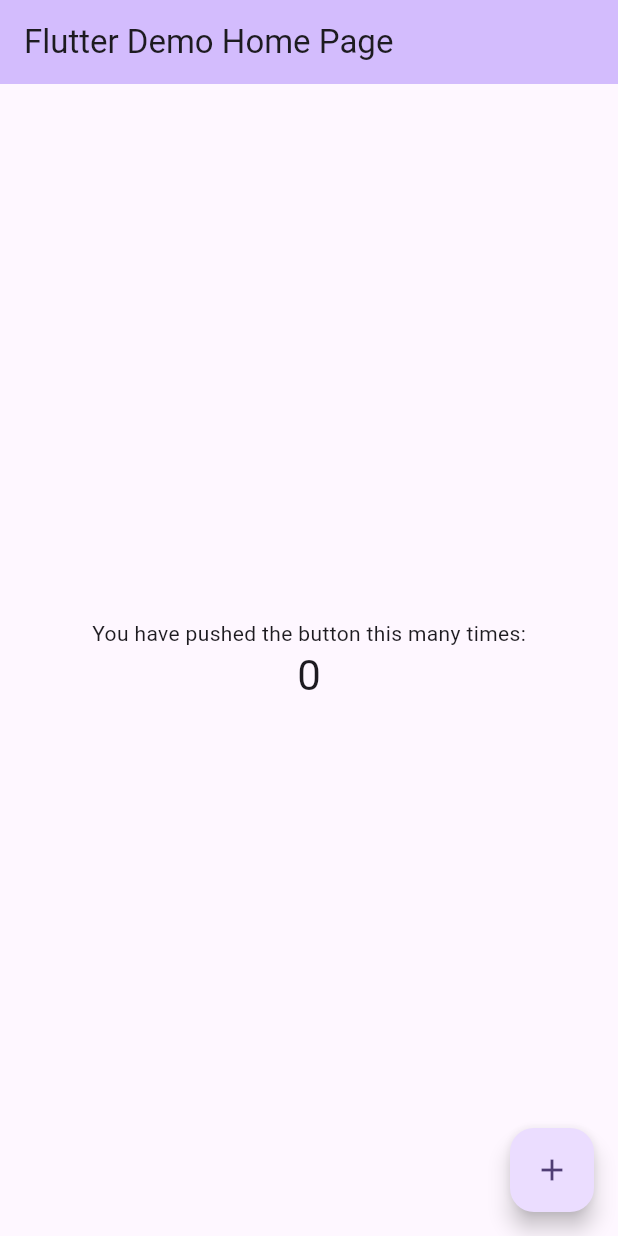
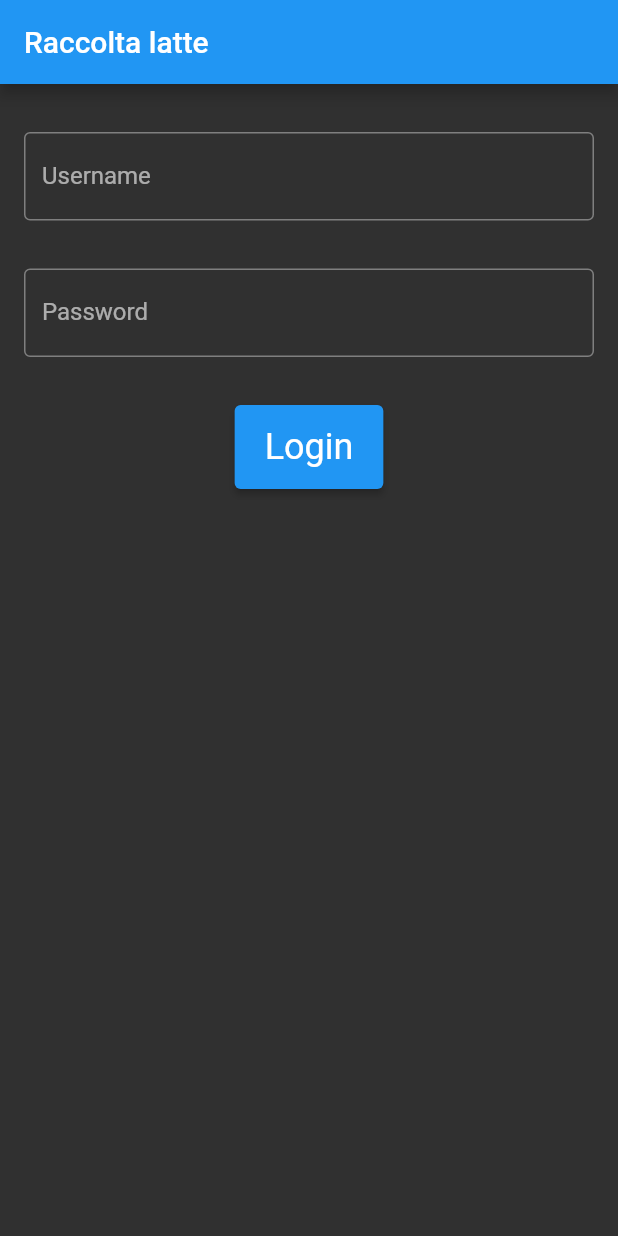
Before and after one commit to Matteo0301/app_raccolta_latte, a Flutter app: the screen it shows after launch, on a phone screen of 412 x 824 dp. Run offline on Flutter 3.47's test engine with Material 2 defaults, Android fonts, the light colour scheme and no system bars.

Commit message:
Login and mock home pages

```diff
--- /dev/null
+++ b/lib/login.dart
@@ -0,0 +1,98 @@
+import 'package:flutter/material.dart';
+import 'package:app_raccolta_latte/home.dart';
+import 'package:app_raccolta_latte/theme.dart';
+
+class Login extends StatefulWidget {
+  Login({Key? key, required this.title}) : super(key: key);
+  final String title;
+
+  @override
+  _LoginState createState() => _LoginState();
+}
+
+class _LoginState extends State<Login> {
+  final _formKey = GlobalKey<FormState>();
+  TextEditingController emailController = TextEditingController();
+  TextEditingController passwordController = TextEditingController();
+
+  @override
+  Widget build(BuildContext context) {
+    return Scaffold(
+      appBar: AppBar(
+        title: Text(widget.title),
+      ),
+      body: Form(
+        key: _formKey,
+        child: Padding(
+          padding: const EdgeInsets.symmetric(horizontal: 8, vertical: 16),
+          child: Column(
+            crossAxisAlignment: CrossAxisAlignment.center,
+            children: [
+              Padding(
+                padding:
+                    const EdgeInsets.symmetric(horizontal: 8, vertical: 16),
+                child: TextFormField(
+                  controller: emailController,
+                  decoration: const InputDecoration(
+                      border: OutlineInputBorder(), labelText: "Username"),
+                  validator: (value) {
+                    if (value == null || value.isEmpty) {
+                      return 'Inserisci il nome utente';
+                    }
+                    return null;
+                  },
+                ),
+              ),
+              Padding(
+                padding:
+                    const EdgeInsets.symmetric(horizontal: 8, vertical: 16),
+                child: TextFormField(
+                  controller: passwordController,
+                  obscureText: true,
+                  decoration: const InputDecoration(
+                      border: OutlineInputBorder(), labelText: "Password"),
+                  validator: (value) {
+                    if (value == null || value.isEmpty) {
+                      return 'Inserisci la password';
+                    }
+                    return null;
+                  },
+                ),
+              ),
+              Padding(
+                padding:
+                    const EdgeInsets.symmetric(horizontal: 8, vertical: 16.0),
+                child: Center(
+                  child: ElevatedButton(
+                    style: ButtonStyle(
+                      textStyle: MaterialStateProperty.all(
+                          Theme.of(context).textTheme.headlineSmall),
+                      padding: MaterialStateProperty.all(
+                          const EdgeInsets.symmetric(
+                              horizontal: 20, vertical: 14)),
+                    ),
+                    onPressed: () {
+                      if (_formKey.currentState!.validate()) {
+                        Navigator.push(
+                          context,
+                          MaterialPageRoute(builder: (context) => Home(title: widget.title)),
+                        );
+                      } else {
+                        ScaffoldMessenger.of(context).showSnackBar(
+                          const SnackBar(
+                              content: Text(
+                                  'Non hai inserito i dati correttamente')),
+                        );
+                      }
+                    },
+                    child: const Text('Login'),
+                  ),
+                ),
+              ),
+            ],
+          ),
+        ),
+      ),
+    );
+  }
+}
--- a/lib/main.dart
+++ b/lib/main.dart
@@ -1,125 +1,20 @@
 import 'package:flutter/material.dart';
+import 'package:app_raccolta_latte/login.dart';
+import 'package:app_raccolta_latte/theme.dart';
 
 void main() {
-  runApp(const MyApp());
+  runApp(MyApp());
 }
 
 class MyApp extends StatelessWidget {
-  const MyApp({super.key});
+  const MyApp({Key? key}) : super(key: key);
 
-  // This widget is the root of your application.
   @override
   Widget build(BuildContext context) {
     return MaterialApp(
-      title: 'Flutter Demo',
-      theme: ThemeData(
-        // This is the theme of your application.
-        //
-        // TRY THIS: Try running your application with "flutter run". You'll see
-        // the application has a blue toolbar. Then, without quitting the app,
-        // try changing the seedColor in the colorScheme below to Colors.green
-        // and then invoke "hot reload" (save your changes or press the "hot
-        // reload" button in a Flutter-supported IDE, or press "r" if you used
-        // the command line to start the app).
-        //
-        // Notice that the counter didn't reset back to zero; the application
-        // state is not lost during the reload. To reset the state, use hot
-        // restart instead.
-        //
-        // This works for code too, not just values: Most code changes can be
-        // tested with just a hot reload.
-        colorScheme: ColorScheme.fromSeed(seedColor: Colors.deepPurple),
-        useMaterial3: true,
-      ),
-      home: const MyHomePage(title: 'Flutter Demo Home Page'),
+      title: 'Raccolta latte',
+      theme: MyTheme().theme,
+      home: Login(title: 'Raccolta latte'),
     );
   }
 }
-
-class MyHomePage extends StatefulWidget {
-  const MyHomePage({super.key, required this.title});
-
-  // This widget is the home page of your application. It is stateful, meaning
-  // that it has a State object (defined below) that contains fields that affect
-  // how it looks.
-
-  // This class is the configuration for the state. It holds the values (in this
-  // case the title) provided by the parent (in this case the App widget) and
-  // used by the build method of the State. Fields in a Widget subclass are
-  // always marked "final".
-
-  final String title;
-
-  @override
-  State<MyHomePage> createState() => _MyHomePageState();
-}
-
-class _MyHomePageState extends State<MyHomePage> {
-  int _counter = 0;
-
-  void _incrementCounter() {
-    setState(() {
-      // This call to setState tells the Flutter framework that something has
-      // changed in this State, which causes it to rerun the build method below
-      // so that the display can reflect the updated values. If we changed
-      // _counter without calling setState(), then the build method would not be
-      // called again, and so nothing would appear to happen.
-      _counter++;
-    });
-  }
-
-  @override
-  Widget build(BuildContext context) {
-    // This method is rerun every time setState is called, for instance as done
-    // by the _incrementCounter method above.
-    //
-    // The Flutter framework has been optimized to make rerunning build methods
-    // fast, so that you can just rebuild anything that needs updating rather
-    // than having to individually change instances of widgets.
-    return Scaffold(
-      appBar: AppBar(
-        // TRY THIS: Try changing the color here to a specific color (to
-        // Colors.amber, perhaps?) and trigger a hot reload to see the AppBar
-        // change color while the other colors stay the same.
-        backgroundColor: Theme.of(context).colorScheme.inversePrimary,
-        // Here we take the value from the MyHomePage object that was created by
-        // the App.build method, and use it to set our appbar title.
-        title: Text(widget.title),
-      ),
-      body: Center(
-        // Center is a layout widget. It takes a single child and positions it
-        // in the middle of the parent.
-        child: Column(
-          // Column is also a layout widget. It takes a list of children and
-          // arranges them vertically. By default, it sizes itself to fit its
-          // children horizontally, and tries to be as tall as its parent.
-          //
-          // Column has various properties to control how it sizes itself and
-          // how it positions its children. Here we use mainAxisAlignment to
-          // center the children vertically; the main axis here is the vertical
-          // axis because Columns are vertical (the cross axis would be
-          // horizontal).
-          //
-          // TRY THIS: Invoke "debug painting" (choose the "Toggle Debug Paint"
-          // action in the IDE, or press "p" in the console), to see the
-          // wireframe for each widget.
-          mainAxisAlignment: MainAxisAlignment.center,
-          children: <Widget>[
-            const Text(
-              'You have pushed the button this many times:',
-            ),
-            Text(
-              '$_counter',
-              style: Theme.of(context).textTheme.headlineMedium,
-            ),
-          ],
-        ),
-      ),
-      floatingActionButton: FloatingActionButton(
-        onPressed: _incrementCounter,
-        tooltip: 'Increment',
-        child: const Icon(Icons.add),
-      ), // This trailing comma makes auto-formatting nicer for build methods.
-    );
-  }
-}
--- /dev/null
+++ b/lib/theme.dart
@@ -0,0 +1,12 @@
+import 'package:flutter/material.dart';
+
+class MyTheme {
+  final theme = ThemeData(
+    colorScheme: ColorScheme.fromSwatch(
+      primarySwatch: Colors.blue,
+      accentColor: Colors.blue,
+      cardColor: Colors.blue,
+      brightness: Brightness.dark,
+    ),
+  );
+}
```
Also changed, not shown: lib/home.dart (added, +121 -0 lines).
